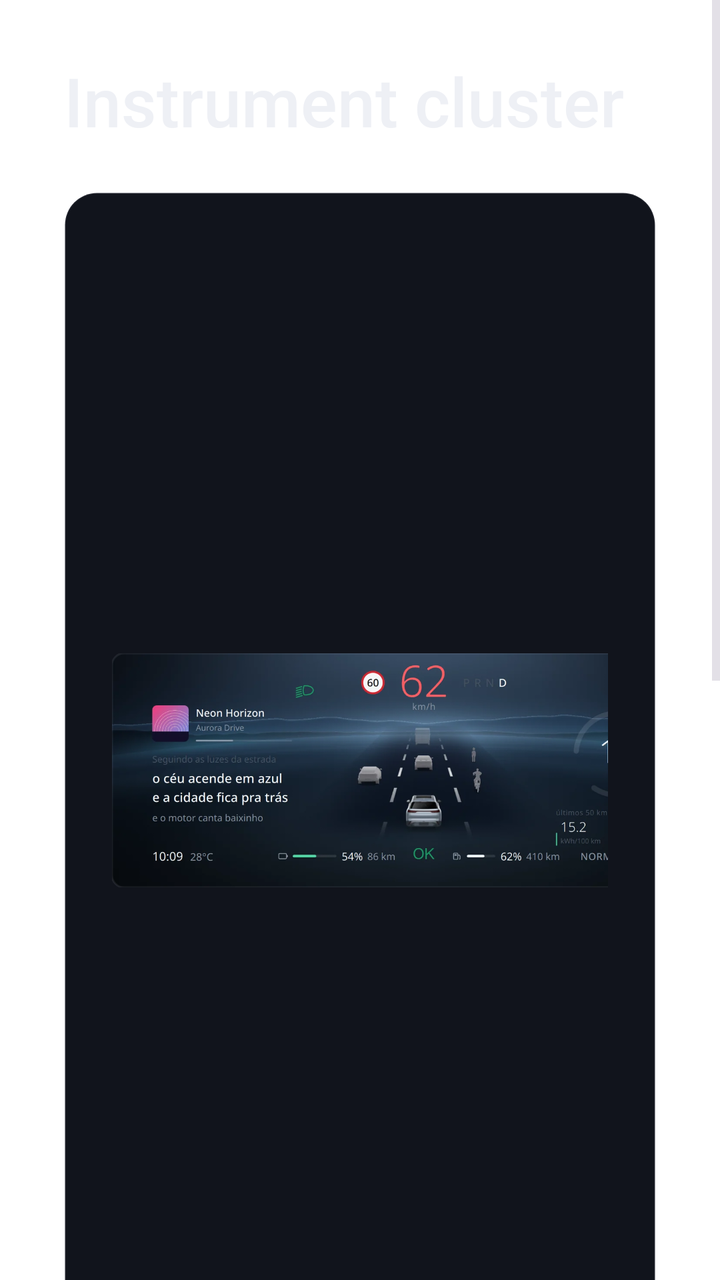
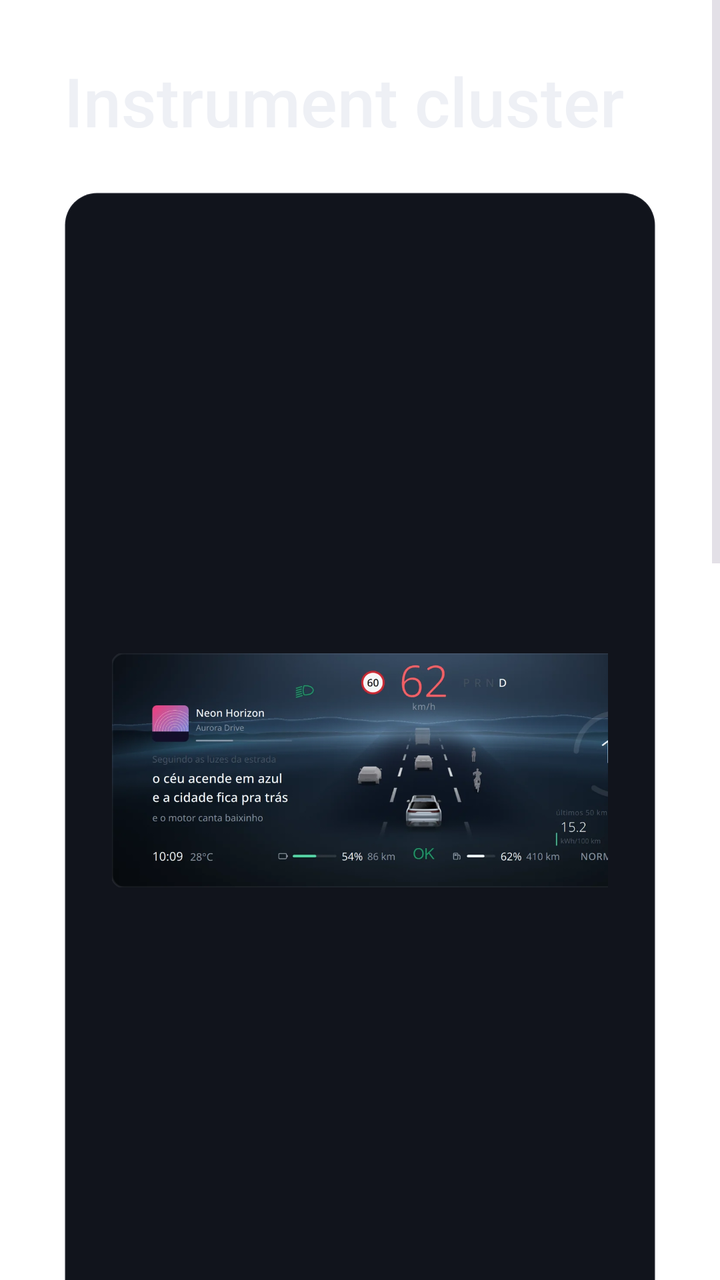

Compare the two renders of this Android layout. The source of the first and the diff that turns it into the second are given below.
<!-- AndroidManifest.xml: fallback theme Theme.MaterialComponents.DayNight.NoActionBar -->
<!-- res/layout/fragment_byd_panel.xml -->
<?xml version="1.0" encoding="utf-8"?>
<ScrollView xmlns:android="http://schemas.android.com/apk/res/android"
    xmlns:app="http://schemas.android.com/apk/res-auto"
    android:layout_width="match_parent"
    android:layout_height="match_parent"
    android:fillViewport="true"
    android:theme="@style/ThemeOverlay.Horizon">

    <LinearLayout
        android:layout_width="match_parent"
        android:layout_height="wrap_content"
        android:orientation="vertical"
        android:padding="@dimen/hz_page_padding">

        <TextView
            style="@style/HzText.Title"
            android:layout_width="match_parent"
            android:layout_height="wrap_content"
            android:text="@string/hz_nav_cluster_title" />

        <LinearLayout
            android:layout_width="match_parent"
            android:layout_height="wrap_content"
            android:layout_marginTop="24dp"
            android:background="@drawable/hz_card_bg"
            android:orientation="vertical">

            <LinearLayout
                android:layout_width="match_parent"
                android:layout_height="wrap_content"
                android:gravity="center_vertical"
                android:orientation="horizontal"
                android:padding="@dimen/hz_card_padding">
        
                <com.google.android.material.imageview.ShapeableImageView
                    android:id="@+id/hz_theme_picture"
                    android:layout_width="312dp"
                    android:layout_height="117dp"
                    android:contentDescription="@string/hz_cluster_preview_description"
                    android:scaleType="centerCrop"
                    android:src="@drawable/hz_cluster_preview"
                    app:shapeAppearance="@style/HzShape.Inner"
                    app:strokeColor="@color/hz_hairline"
                    app:strokeWidth="1dp" />
        
                <LinearLayout
                    android:layout_width="0dp"
                    android:layout_height="wrap_content"
                    android:layout_marginStart="24dp"
                    android:layout_weight="1"
                    android:orientation="vertical">
        
                    <TextView
                        android:id="@+id/byd_theme_status"
                        style="@style/HzText.Label"
                        android:layout_width="match_parent"
                        android:layout_height="wrap_content" />
        
                    <TextView
                        android:id="@+id/hz_theme_hint"
                        style="@style/HzText.Hint"
                        android:layout_width="match_parent"
                        android:layout_height="wrap_content"
                        android:layout_marginTop="4dp" />
        
                    <LinearLayout
                        android:layout_width="wrap_content"
                        android:layout_height="wrap_content"
                        android:layout_marginTop="16dp"
                        android:orientation="horizontal">
        
                        <com.google.android.material.button.MaterialButton
                            android:id="@+id/byd_theme_install"
                            style="@style/HzButton"
                            android:layout_width="wrap_content"
                            android:layout_height="wrap_content"
                            android:layout_marginEnd="12dp"
                            android:text="@string/hz_theme_install" />
        
                        <com.google.android.material.button.MaterialButton
                            android:id="@+id/hz_theme_restart"
                            style="@style/HzButton.Secondary"
                            android:layout_width="wrap_content"
                            android:layout_height="wrap_content"
                            android:layout_marginEnd="12dp"
                            android:text="@string/hz_theme_restart" />
        
                        <com.google.android.material.button.MaterialButton
                            android:id="@+id/byd_theme_remove"
                            style="@style/HzButton.Secondary"
                            android:layout_width="wrap_content"
                            android:layout_height="wrap_content"
                            android:text="@string/hz_theme_remove" />
                    </LinearLayout>
        
                    <TextView
                        android:id="@+id/byd_log"
                        style="@style/HzText.Meta"
                        android:layout_width="match_parent"
                        android:layout_height="wrap_content"
                        android:layout_marginTop="12dp"
                        android:maxLines="2"
                        android:visibility="gone" />
                </LinearLayout>
            </LinearLayout>

        </LinearLayout>

        <LinearLayout
            android:layout_width="match_parent"
            android:layout_height="wrap_content"
            android:layout_marginTop="16dp"
            android:background="@drawable/hz_card_bg"
            android:orientation="vertical">

            <LinearLayout
                android:layout_width="match_parent"
                android:layout_height="wrap_content"
                android:gravity="center_vertical"
                android:minHeight="@dimen/hz_row_height"
                android:orientation="horizontal"
                android:paddingStart="@dimen/hz_card_padding"
                android:paddingTop="16dp"
                android:paddingEnd="@dimen/hz_card_padding"
                android:paddingBottom="16dp">
        
                <LinearLayout
                    android:layout_width="0dp"
                    android:layout_height="wrap_content"
                    android:layout_weight="1"
                    android:layout_marginEnd="24dp"
                    android:orientation="vertical">
        
                    <TextView
                        style="@style/HzText.Label"
                        android:layout_width="match_parent"
                        android:layout_height="wrap_content"
                        android:text="@string/hz_skin_label" />
                    <TextView
                        style="@style/HzText.Hint"
                        android:layout_width="match_parent"
                        android:layout_height="wrap_content"
                        android:layout_marginTop="4dp"
                        android:text="@string/hz_skin_hint" />
                </LinearLayout>
        
                <com.google.android.material.button.MaterialButtonToggleGroup
                    android:id="@+id/hz_skin_group"
                    android:layout_width="wrap_content"
                    android:layout_height="wrap_content"
                    app:selectionRequired="true"
                    app:singleSelection="true" />
            </LinearLayout>
        
            <View
                android:layout_width="match_parent"
                android:layout_height="1dp"
                android:layout_marginStart="@dimen/hz_card_padding"
                android:layout_marginEnd="@dimen/hz_card_padding"
                android:background="@color/hz_hairline" />
        
            <LinearLayout
                android:layout_width="match_parent"
                android:layout_height="wrap_content"
                android:orientation="vertical"
                android:paddingStart="@dimen/hz_card_padding"
                android:paddingTop="20dp"
                android:paddingEnd="@dimen/hz_card_padding"
                android:paddingBottom="24dp">
        
                <TextView
                    style="@style/HzText.Label"
                    android:layout_width="match_parent"
                    android:layout_height="wrap_content"
                    android:text="@string/wheel_menu_power" />
        
                <TextView
                    style="@style/HzText.Hint"
                    android:layout_width="match_parent"
                    android:layout_height="wrap_content"
                    android:layout_marginTop="4dp"
                    android:text="@string/hz_power_hint" />
        
                <LinearLayout
                    android:id="@+id/hz_power_tiles"
                    android:layout_width="wrap_content"
                    android:layout_height="wrap_content"
                    android:layout_marginTop="16dp"
                    android:orientation="horizontal" />
            </LinearLayout>
        
            <View
                android:layout_width="match_parent"
                android:layout_height="1dp"
                android:layout_marginStart="@dimen/hz_card_padding"
                android:layout_marginEnd="@dimen/hz_card_padding"
                android:background="@color/hz_hairline" />
        
            <LinearLayout
                android:layout_width="match_parent"
                android:layout_height="wrap_content"
                android:gravity="center_vertical"
                android:minHeight="@dimen/hz_row_height"
                android:orientation="horizontal"
                android:paddingStart="@dimen/hz_card_padding"
                android:paddingTop="16dp"
                android:paddingEnd="@dimen/hz_card_padding"
                android:paddingBottom="16dp">
        
                <LinearLayout
                    android:layout_width="0dp"
                    android:layout_height="wrap_content"
                    android:layout_weight="1"
                    android:layout_marginEnd="24dp"
                    android:orientation="vertical">
        
                    <TextView
                        style="@style/HzText.Label"
                        android:layout_width="match_parent"
                        android:layout_height="wrap_content"
                        android:text="@string/wheel_menu_left_card" />
                </LinearLayout>
        
                <com.google.android.material.button.MaterialButtonToggleGroup
                    android:id="@+id/hz_card_group"
                    android:layout_width="wrap_content"
                    android:layout_height="wrap_content"
                    app:selectionRequired="true"
                    app:singleSelection="true" />
            </LinearLayout>
        
            <View
                android:layout_width="match_parent"
                android:layout_height="1dp"
                android:layout_marginStart="@dimen/hz_card_padding"
                android:layout_marginEnd="@dimen/hz_card_padding"
                android:background="@color/hz_hairline" />
        
            <LinearLayout
                android:layout_width="match_parent"
                android:layout_height="wrap_content"
                android:gravity="center_vertical"
                android:minHeight="@dimen/hz_row_height"
                android:orientation="horizontal"
                android:paddingStart="@dimen/hz_card_padding"
                android:paddingTop="16dp"
                android:paddingEnd="@dimen/hz_card_padding"
                android:paddingBottom="16dp">
        
                <LinearLayout
                    android:layout_width="0dp"
                    android:layout_height="wrap_content"
                    android:layout_weight="1"
                    android:layout_marginEnd="24dp"
                    android:orientation="vertical">
        
                    <TextView
                        style="@style/HzText.Label"
                        android:layout_width="match_parent"
                        android:layout_height="wrap_content"
                        android:text="@string/hz_map_label" />
                    <TextView
                        style="@style/HzText.Hint"
                        android:layout_width="match_parent"
                        android:layout_height="wrap_content"
                        android:layout_marginTop="4dp"
                        android:text="@string/byd_map_layout_hint" />
                </LinearLayout>
        
                <com.google.android.material.button.MaterialButtonToggleGroup
                    android:id="@+id/hz_map_group"
                    android:layout_width="wrap_content"
                    android:layout_height="wrap_content"
                    app:selectionRequired="true"
                    app:singleSelection="true" />
            </LinearLayout>

        </LinearLayout>

    </LinearLayout>
</ScrollView>
<!-- resources referenced by this layout -->
<resources>
  <color name="hz_hairline">#14EEF0F5</color>
  <dimen name="hz_card_padding">24dp</dimen>
  <dimen name="hz_page_padding">32dp</dimen>
  <dimen name="hz_row_height">88dp</dimen>
  <!-- drawable hz_card_bg (drawable) -->
  <?xml version="1.0" encoding="utf-8"?>
  <shape xmlns:android="http://schemas.android.com/apk/res/android" android:shape="rectangle">
      <solid android:color="@color/hz_card" />
      <stroke android:width="1dp" android:color="@color/hz_hairline" />
      <corners android:radius="@dimen/hz_radius_card" />
  </shape>
  <string name="byd_map_layout_hint">The map layout changes right away, also while the phone is connected.</string>
  <string name="hz_cluster_preview_description">The instrument cluster with the Horizon theme</string>
  <string name="hz_map_label">Cluster map</string>
  <string name="hz_nav_cluster_title">Instrument cluster</string>
  <string name="hz_power_hint">Right side of Horizon, changes at once</string>
  <string name="hz_skin_hint">Original Simple brings back the factory theme without uninstalling Horizon</string>
  <string name="hz_skin_label">In the Simple slot</string>
  <string name="hz_theme_install">Install Horizon</string>
  <string name="hz_theme_remove">Back to factory</string>
  <string name="hz_theme_restart">Restart the cluster</string>
  <string name="wheel_menu_left_card">Left card</string>
  <string name="wheel_menu_power">Power gauge</string>
  <style name="HzButton.Secondary">
          <item name="backgroundTint">@color/hz_raised</item>
          <item name="android:textColor">@color/hz_text</item>
          <item name="strokeColor">@color/hz_hairline</item>
          <item name="strokeWidth">1dp</item>
          <item name="rippleColor">#14EEF0F5</item>
      </style>
  <style name="HzShape.Inner" parent="">
          <item name="cornerFamily">rounded</item>
          <item name="cornerSize">6dp</item>
      </style>
  <style name="HzText.Hint">
          <item name="android:textSize">17sp</item>
          <item name="android:textColor">@color/hz_text_secondary</item>
          <item name="android:lineSpacingExtra">4sp</item>
      </style>
  <style name="HzText.Label">
          <item name="android:textSize">22sp</item>
      </style>
  <style name="HzText.Meta">
          <item name="android:textSize">16sp</item>
          <item name="android:textColor">@color/hz_text_muted</item>
      </style>
  <style name="HzText.Title">
          <item name="android:fontFamily">sans-serif-medium</item>
          <item name="android:textSize">34sp</item>
      </style>
  <style name="ThemeOverlay.Horizon" parent="ThemeOverlay.Material3.Dark">
          <item name="colorPrimary">@color/hz_accent</item>
          <item name="colorOnPrimary">@color/hz_on_accent</item>
          <item name="colorPrimaryContainer">@color/hz_raised</item>
          <item name="colorSurface">@color/hz_card</item>
          <item name="colorOnSurface">@color/hz_text</item>
          <item name="colorOnSurfaceVariant">@color/hz_text_secondary</item>
          <item name="colorOutline">@color/hz_hairline</item>
          <item name="android:colorBackground">@color/hz_page</item>
      </style>
  <color name="hz_card">#11141C</color>
  <dimen name="hz_radius_card">16dp</dimen>
  <dimen name="hz_control_height">56dp</dimen>
  <dimen name="hz_radius_control">10dp</dimen>
  <color name="hz_text">#EEF0F5</color>
  <color name="hz_page">#0B0D14</color>
  <color name="hz_raised">#1A1E28</color>
  <color name="hz_text_secondary">#A3A9B8</color>
  <color name="hz_text_muted">#7A8296</color>
  <color name="hz_accent">#7FD6FF</color>
  <color name="hz_on_accent">#06121C</color>
  <!-- unchanged entries left out for length: 2 -->
</resources>

<!-- the commit's change to res/layout/fragment_byd_panel.xml (unified diff, before → after) -->
@@ -275,6 +275,52 @@
                     app:singleSelection="true" />
             </LinearLayout>
 
+            <View
+                android:layout_width="match_parent"
+                android:layout_height="1dp"
+                android:layout_marginStart="@dimen/hz_card_padding"
+                android:layout_marginEnd="@dimen/hz_card_padding"
+                android:background="@color/hz_hairline" />
+
+            <LinearLayout
+                android:layout_width="match_parent"
+                android:layout_height="wrap_content"
+                android:gravity="center_vertical"
+                android:minHeight="@dimen/hz_row_height"
+                android:orientation="horizontal"
+                android:paddingStart="@dimen/hz_card_padding"
+                android:paddingTop="16dp"
+                android:paddingEnd="@dimen/hz_card_padding"
+                android:paddingBottom="16dp">
+
+                <LinearLayout
+                    android:layout_width="0dp"
+                    android:layout_height="wrap_content"
+                    android:layout_weight="1"
+                    android:layout_marginEnd="24dp"
+                    android:orientation="vertical">
+
+                    <TextView
+                        style="@style/HzText.Label"
+                        android:layout_width="match_parent"
+                        android:layout_height="wrap_content"
+                        android:text="@string/hz_tune_title" />
+                    <TextView
+                        style="@style/HzText.Hint"
+                        android:layout_width="match_parent"
+                        android:layout_height="wrap_content"
+                        android:layout_marginTop="4dp"
+                        android:text="@string/hz_tune_entry_hint" />
+                </LinearLayout>
+
+                <com.google.android.material.button.MaterialButton
+                    android:id="@+id/hz_map_tune_open"
+                    style="@style/HzButton.Secondary"
+                    android:layout_width="wrap_content"
+                    android:layout_height="wrap_content"
+                    android:text="@string/hz_tune_open" />
+            </LinearLayout>
+
         </LinearLayout>
 
     </LinearLayout>
<!-- resource entries referenced after the edit -->
@@ -21,6 +21,9 @@
   <string name="hz_theme_install">Install Horizon</string>
   <string name="hz_theme_remove">Back to factory</string>
   <string name="hz_theme_restart">Restart the cluster</string>
+  <string name="hz_tune_entry_hint">Advanced: each layout\'s scale, position, visible area and density, to experiment with.</string>
+  <string name="hz_tune_open">Adjust</string>
+  <string name="hz_tune_title">Map fine tuning</string>
   <string name="wheel_menu_left_card">Left card</string>
   <string name="wheel_menu_power">Power gauge</string>
   <style name="HzButton.Secondary">
